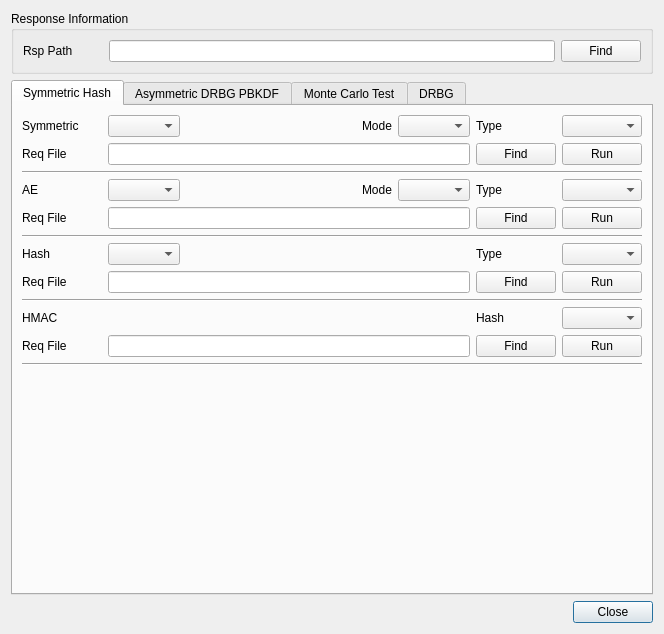
This is BerEditor/cavp_dlg.ui in jykim74/BerEditor as Qt 5 draws it before an edit. The edited form follows.
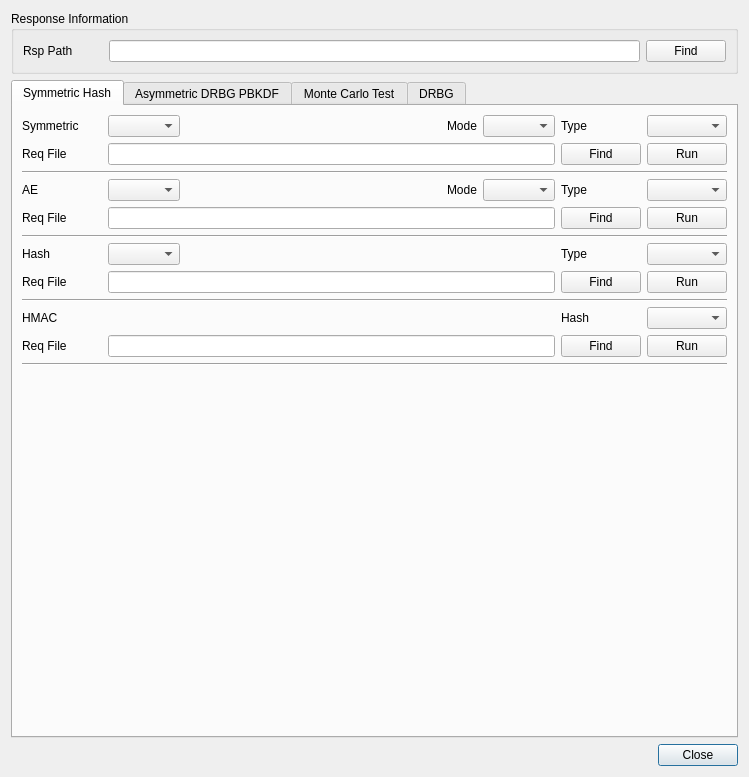
This is the edited form. The open tabs and pages were chosen to show the change.

What changed in the file:
```diff
--- a/BerEditor/cavp_dlg.ui
+++ b/BerEditor/cavp_dlg.ui
@@ -6,8 +6,8 @@
    <rect>
     <x>0</x>
     <y>0</y>
-    <width>664</width>
-    <height>634</height>
+    <width>749</width>
+    <height>777</height>
    </rect>
   </property>
   <property name="windowTitle">
```
Left out of the diff: 10 changed lines with no effect on the pictures.
